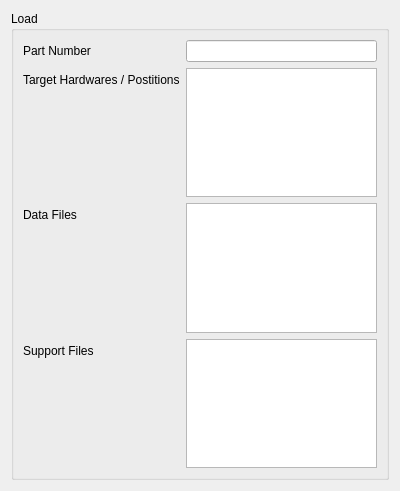
Old version of the form lib/arinc665_qt/media/LoadWidget.ui in the repository hirah2205/ARINC-665.
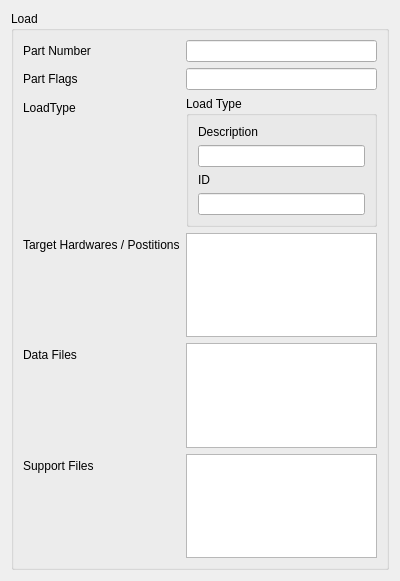
New version of the form.

Commit message:
Update Media Set Widgets
Add Medium Number
Add Default Medium Number
Add Part Flags
Add Load Type

Patch:
```diff
--- a/lib/arinc665_qt/media/LoadWidget.ui
+++ b/lib/arinc665_qt/media/LoadWidget.ui
@@ -8,7 +8,7 @@
     <x>0</x>
     <y>0</y>
     <width>400</width>
-    <height>491</height>
+    <height>581</height>
    </rect>
   </property>
   <property name="windowTitle">
@@ -34,7 +34,7 @@
       <item row="1" column="1">
        <widget class="QLineEdit" name="partNumber"/>
       </item>
-      <item row="2" column="1">
+      <item row="4" column="1">
        <widget class="QTreeView" name="targetHardwareIdsPositions">
         <property name="alternatingRowColors">
          <bool>true</bool>
@@ -47,7 +47,7 @@
         </property>
        </widget>
       </item>
-      <item row="2" column="0">
+      <item row="4" column="0">
        <widget class="QLabel" name="lblTargetHardwaresPositions">
         <property name="text">
          <string>Target Hardwares / Postitions</string>
@@ -57,7 +57,7 @@
         </property>
        </widget>
       </item>
-      <item row="3" column="1">
+      <item row="5" column="1">
        <widget class="QTableView" name="dataFiles">
         <property name="alternatingRowColors">
          <bool>true</bool>
@@ -76,7 +76,7 @@
         </attribute>
        </widget>
       </item>
-      <item row="4" column="1">
+      <item row="6" column="1">
        <widget class="QTableView" name="supportFiles">
         <property name="alternatingRowColors">
          <bool>true</bool>
@@ -95,7 +95,7 @@
         </attribute>
        </widget>
       </item>
-      <item row="3" column="0">
+      <item row="5" column="0">
        <widget class="QLabel" name="lblDataFiles">
         <property name="text">
          <string>Data Files</string>
@@ -105,7 +105,7 @@
         </property>
        </widget>
       </item>
-      <item row="4" column="0">
+      <item row="6" column="0">
        <widget class="QLabel" name="lblSupportFiles">
         <property name="text">
          <string>Support Files</string>
@@ -115,6 +115,75 @@
         </property>
        </widget>
       </item>
+      <item row="2" column="0">
+       <widget class="QLabel" name="lblPartFlags">
+        <property name="text">
+         <string>Part Flags</string>
+        </property>
+        <property name="buddy">
+         <cstring>partFlags</cstring>
+        </property>
+       </widget>
+      </item>
+      <item row="2" column="1">
+       <widget class="QLineEdit" name="partFlags"/>
+      </item>
+      <item row="3" column="1">
+       <widget class="QGroupBox" name="gbLoadType">
+        <property name="title">
+         <string>Load Type</string>
+        </property>
+        <layout class="QVBoxLayout" name="verticalLayout_2">
+         <item>
+          <widget class="QLabel" name="lblLoadTypeDescription">
+           <property name="text">
+            <string>Description</string>
+           </property>
+           <property name="buddy">
+            <cstring>loadTypeDescription</cstring>
+           </property>
+          </widget>
+         </item>
+         <item>
+          <widget class="QLineEdit" name="loadTypeDescription">
+           <property name="clearButtonEnabled">
+            <bool>true</bool>
+           </property>
+          </widget>
+         </item>
+         <item>
+          <widget class="QLabel" name="lblLoadTypeId">
+           <property name="text">
+            <string>ID</string>
+           </property>
+           <property name="buddy">
+            <cstring>loadTypeId</cstring>
+           </property>
+          </widget>
+         </item>
+         <item>
+          <widget class="QLineEdit" name="loadTypeId">
+           <property name="inputMask">
+            <string>hhhH</string>
+           </property>
+           <property name="clearButtonEnabled">
+            <bool>true</bool>
+           </property>
+          </widget>
+         </item>
+        </layout>
+       </widget>
+      </item>
+      <item row="3" column="0">
+       <widget class="QLabel" name="lblLoadType">
+        <property name="text">
+         <string>LoadType</string>
+        </property>
+        <property name="buddy">
+         <cstring>loadTypeDescription</cstring>
+        </property>
+       </widget>
+      </item>
      </layout>
     </widget>
    </item>
```
Left out of the diff: 11 changed lines with no effect on the pictures. The commit also changes 5 other files.
